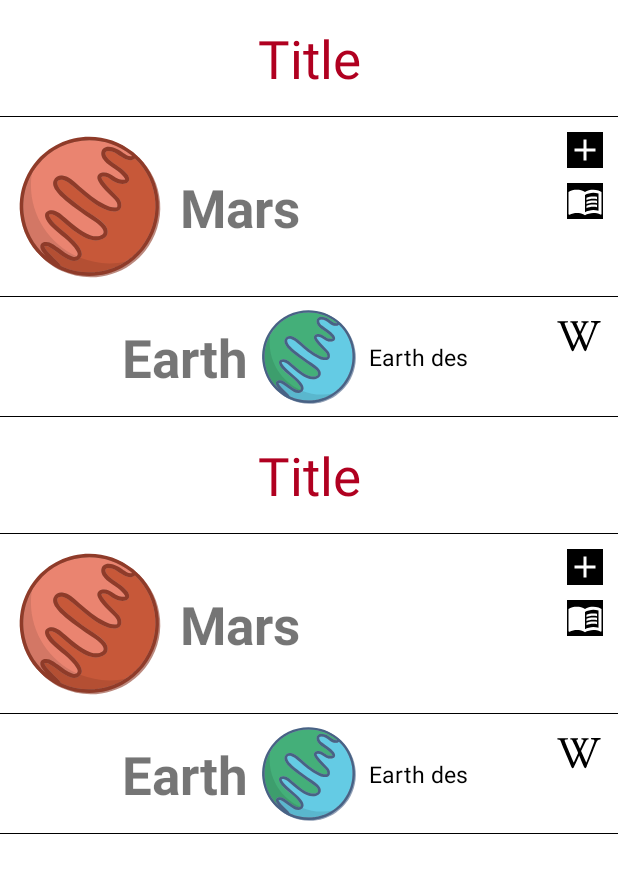
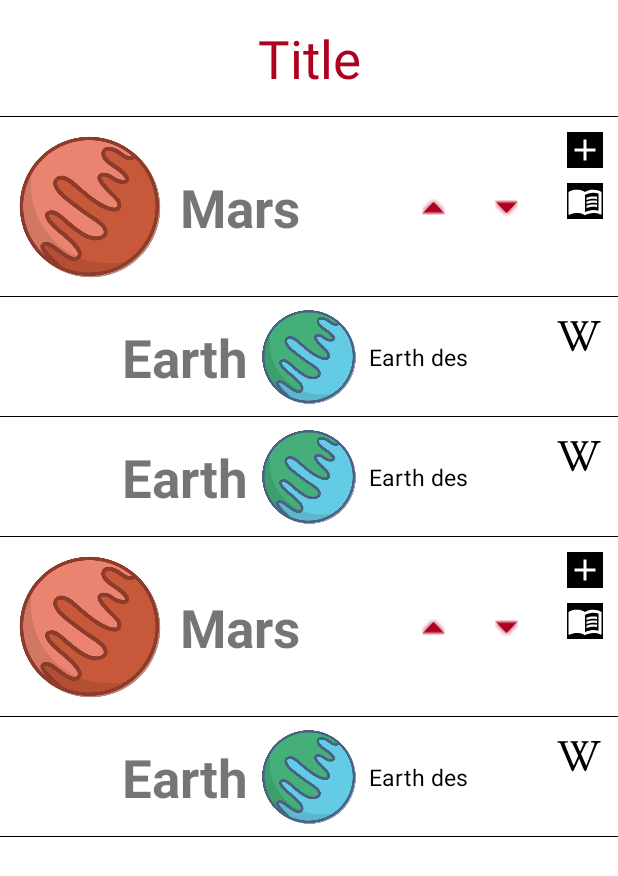
Before and after one commit to Nikita0093/MaterialDesign, an Android app: the fragment RecyclerFragment placed in its activity, on a phone screen of 412 x 824 dp. Shown: the top 876 px of the screen. Run offline under Robolectric (Android 15) with nearby library versions, the phone set to English and light mode, and no system bars; Roboto replaces fonts that are not available here.

Commit message:
Урок 6  |  Добавили возможность перемещать item вверх и вниз

```diff
--- a/app/src/main/java/com/example/materialdesign/lesson_6/OnListItemClickListener.kt
+++ b/app/src/main/java/com/example/materialdesign/lesson_6/OnListItemClickListener.kt
@@ -6,4 +6,6 @@ interface OnListItemClickListener {
     fun onItemClick(data: Data)
     fun onAddBtnClick(position: Int)
     fun onRemoveBtnClick(position: Int)
+    fun onMoveUp(position: Int)
+    fun onMoveDown(position: Int)
 }
--- a/app/src/main/java/com/example/materialdesign/lesson_6/RecyclerAdapter.kt
+++ b/app/src/main/java/com/example/materialdesign/lesson_6/RecyclerAdapter.kt
@@ -18,17 +18,27 @@ class RecyclerAdapter(private var onListItemClickListener: OnListItemClickListen
     private lateinit var list: List<Data>
 
     fun setList(newList: List<Data>) {
-        list = newList
+        list = newList.toMutableList()
     }
 
     fun setAddToList(newList: List<Data>, position: Int) {
-        list = newList
+        list = newList.toMutableList()
         notifyItemChanged(position)
     }
 
     fun setRemoveToList(newList: List<Data>, position: Int) {
-        list = newList
+        list = newList.toMutableList()
         notifyItemRemoved(position)
+    }
+
+    fun setMoveUpList(newList: List<Data>, position: Int) {
+        list = newList.toMutableList()
+        notifyItemMoved(position, position - 1)
+    }
+
+    fun setMoveDownList(newList: List<Data>, position: Int) {
+        list = newList.toMutableList()
+        notifyItemMoved(position, position + 1)
     }
 
 
@@ -91,6 +101,17 @@ class RecyclerAdapter(private var onListItemClickListener: OnListItemClickListen
                     onListItemClickListener.onRemoveBtnClick(layoutPosition)
                 }
 
+                moveItemUp.setOnClickListener {
+                    onListItemClickListener.onMoveUp(layoutPosition)
+
+
+                }
+
+                moveItemDown.setOnClickListener {
+                    onListItemClickListener.onMoveDown(layoutPosition)
+
+                }
+
 
             }
 
--- a/app/src/main/res/layout/fragment_recycler_mars.xml
+++ b/app/src/main/res/layout/fragment_recycler_mars.xml
@@ -42,6 +42,30 @@
         app:layout_constraintTop_toBottomOf="@id/addItemImageView"
         app:srcCompat="@drawable/ic_archive" />
 
+    <androidx.appcompat.widget.AppCompatImageView
+        android:id="@+id/moveItemUp"
+        android:layout_width="wrap_content"
+        android:layout_height="wrap_content"
+        android:layout_margin="10dp"
+        android:tint="@color/design_default_color_error"
+        app:layout_constraintBottom_toBottomOf="@+id/title"
+        app:layout_constraintEnd_toStartOf="@+id/addItemImageView"
+        app:layout_constraintStart_toEndOf="@+id/title"
+        app:layout_constraintTop_toTopOf="@+id/title"
+        app:srcCompat="@android:drawable/arrow_up_float" />
+
+    <androidx.appcompat.widget.AppCompatImageView
+        android:id="@+id/moveItemDown"
+        android:layout_width="wrap_content"
+        android:layout_height="wrap_content"
+        android:layout_margin="10dp"
+        android:tint="@color/design_default_color_error"
+        app:layout_constraintBottom_toBottomOf="@+id/title"
+        app:layout_constraintEnd_toStartOf="@+id/addItemImageView"
+        app:layout_constraintStart_toEndOf="@+id/moveItemUp"
+        app:layout_constraintTop_toTopOf="@+id/title"
+        app:srcCompat="@android:drawable/arrow_down_float" />
+
 
     <View
         android:layout_width="match_parent"
```
Also changed, not shown: app/src/main/java/com/example/materialdesign/lesson_6/RecyclerFragment.kt (+30 -1 lines).
